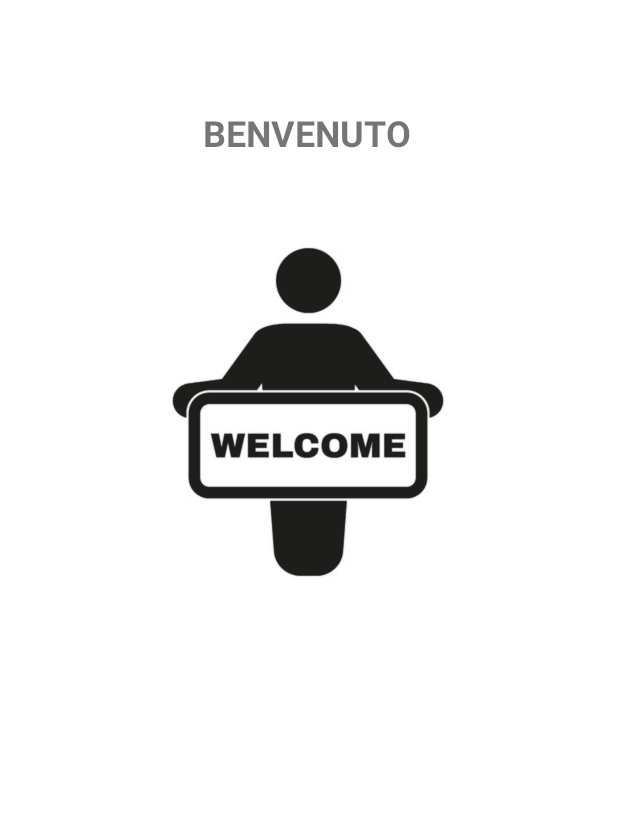
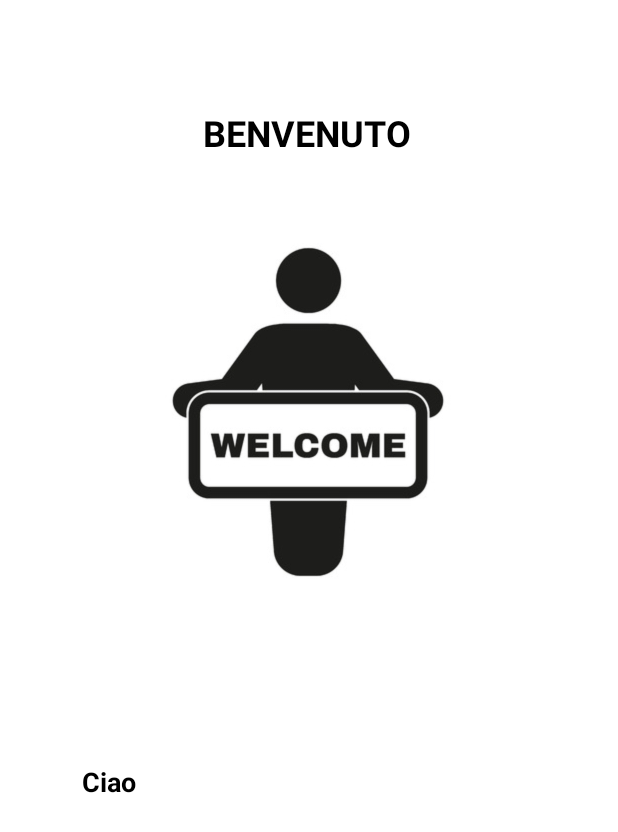
Before and after one commit to marco-carioti/LoginModis, an Android app: the layout activity_2.xml on its own in the app's theme, with its tools: preview values and no code run, on a phone screen of 412 x 824 dp. Shown: the top 832 px of the screen. Run offline under Robolectric (Android 15) with nearby library versions, the phone set to English and light mode, and no system bars.

Commit message:
Login finito

```diff
--- a/app/src/main/java/com/example/loginmodis/Activity2.kt
+++ b/app/src/main/java/com/example/loginmodis/Activity2.kt
@@ -10,5 +10,8 @@ class Activity2 : AppCompatActivity() {
         super.onCreate(savedInstanceState)
         binding= Activity2Binding.inflate(layoutInflater)
         setContentView(binding.root)
+        var extras = intent.extras
+        var username = extras?.getString("username_inserita")
+        binding.tuausername.text = "Ciao $username, login effettuato con successo"
     }
 }
--- a/app/src/main/java/com/example/loginmodis/MainActivity.kt
+++ b/app/src/main/java/com/example/loginmodis/MainActivity.kt
@@ -20,7 +20,9 @@ class MainActivity : AppCompatActivity() {
         }
         fun onButtonClick(){
             binding.button.setOnClickListener{
-                val intent1 = Intent(this,Activity2::class.java)
+                val intent1 = Intent(this,Activity2::class.java).apply {
+                    putExtra("username_inserita", binding.username.text.toString())
+                }
                 var username1 = "Marco"
                 var password1 = "123"
                 if(username1.equals(binding.username.text.toString())&&(password1.equals(binding.password.text.toString()))) {
--- a/app/src/main/res/layout/activity_2.xml
+++ b/app/src/main/res/layout/activity_2.xml
@@ -12,6 +12,7 @@
         android:layout_height="wrap_content"
         android:layout_marginTop="72dp"
         android:text="BENVENUTO"
+        android:textColor="@color/black"
         android:textSize="24dp"
         android:textStyle="bold"
         app:layout_constraintEnd_toEndOf="parent"
@@ -20,6 +21,7 @@
         app:layout_constraintTop_toTopOf="parent"></TextView>
 
     <ImageView
+        android:id="@+id/imageView"
         android:layout_width="300dp"
         android:layout_height="300dp"
         android:src="@drawable/welcome"
@@ -28,9 +30,22 @@
         app:layout_constraintHorizontal_bias="0.495"
         app:layout_constraintStart_toStartOf="parent"
         app:layout_constraintTop_toBottomOf="@+id/textView"
-        app:layout_constraintVertical_bias="0.048"
-        ></ImageView>
+        app:layout_constraintVertical_bias="0.048"></ImageView>
 
+    <TextView
+        android:id="@+id/tuausername"
+        android:layout_width="wrap_content"
+        android:layout_height="wrap_content"
+        android:layout_marginTop="84dp"
+        android:layout_marginLeft="10dp"
+        android:text="Ciao"
+        android:textStyle="bold"
+        android:textSize="18dp"
+        android:textColor="@color/black"
+        app:layout_constraintEnd_toEndOf="parent"
+        app:layout_constraintHorizontal_bias="0.122"
+        app:layout_constraintStart_toStartOf="parent"
+        app:layout_constraintTop_toBottomOf="@+id/imageView"></TextView>
 
 
 </androidx.constraintlayout.widget.ConstraintLayout>
```
